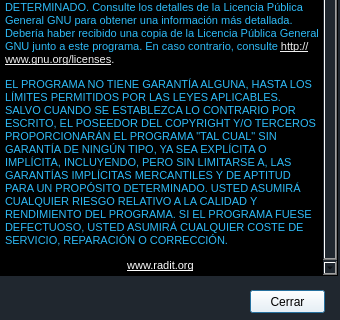
This is src/FrmAcercaDe.ui in achi6000/radit as Qt 5 draws it before an edit; both pictures show x 0 to 340 and y 180 to 500 of the 340 by 500 pixel window. The edited form follows.
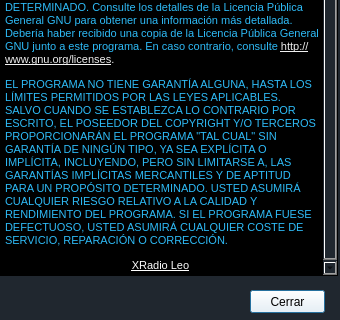
This is the edited form. Icons and pictures are not drawn.

Commit message: Remove Radit website link from About dialog

```diff
--- a/src/FrmAcercaDe.ui
+++ b/src/FrmAcercaDe.ui
@@ -76,7 +76,7 @@
 &lt;p style=&quot; margin-top:12px; margin-bottom:12px; margin-left:0px; margin-right:0px; -qt-block-indent:0; text-indent:0px;&quot;&gt;&lt;span style=&quot; font-size:8pt; font-weight:600;&quot;&gt;Copyright (C) 2010 Victor Algaba &lt;/span&gt;&lt;/p&gt;
 &lt;p style=&quot; margin-top:12px; margin-bottom:12px; margin-left:0px; margin-right:0px; -qt-block-indent:0; text-indent:0px;&quot;&gt;&lt;span style=&quot; font-size:8pt;&quot;&gt;Este programa es software libre: usted puede redistribuirlo y/o modificarlo bajo los términos de la Licencia Pública General GNU publicada por la Fundación para el Software Libre, ya sea la versión 3 de la Licencia, o (a su elección) cualquier versión posterior. Este programa se distribuye con la esperanza de que sea útil, pero SIN GARANTÍA ALGUNA; ni siquiera la garantía implícita MERCANTIL o de APTITUD PARA UN PROPÓSITO DETERMINADO. Consulte los detalles de la Licencia Pública General GNU para obtener una información más detallada. Debería haber recibido una copia de la Licencia Pública General GNU junto a este programa. En caso contrario, consulte &lt;/span&gt;&lt;a href=&quot;http://www.gnu.org/licenses/&quot;&gt;&lt;span style=&quot; font-size:8pt; text-decoration: underline; color:#f0f0f0;&quot;&gt;http://www.gnu.org/licenses&lt;/span&gt;&lt;/a&gt;&lt;span style=&quot; font-size:8pt; color:#f0f0f0;&quot;&gt;.&lt;/span&gt;&lt;/p&gt;
 &lt;p style=&quot; margin-top:12px; margin-bottom:12px; margin-left:0px; margin-right:0px; -qt-block-indent:0; text-indent:0px;&quot;&gt;&lt;span style=&quot; font-size:8pt;&quot;&gt;EL PROGRAMA NO TIENE GARANTÍA ALGUNA, HASTA LOS LÍMITES PERMITIDOS POR LAS LEYES APLICABLES. SALVO CUANDO SE ESTABLEZCA LO CONTRARIO POR ESCRITO, EL POSEEDOR DEL COPYRIGHT Y/O TERCEROS PROPORCIONARÁN EL PROGRAMA &amp;quot;TAL CUAL&amp;quot; SIN GARANTÍA DE NINGÚN TIPO, YA SEA EXPLÍCITA O IMPLÍCITA, INCLUYENDO, PERO SIN LIMITARSE A, LAS GARANTÍAS IMPLÍCITAS MERCANTILES Y DE APTITUD PARA UN PROPÓSITO DETERMINADO. USTED ASUMIRÁ CUALQUIER RIESGO RELATIVO A LA CALIDAD Y RENDIMIENTO DEL PROGRAMA. SI EL PROGRAMA FUESE DEFECTUOSO, USTED ASUMIRÁ CUALQUIER COSTE DE SERVICIO, REPARACIÓN O CORRECCIÓN. &lt;/span&gt;&lt;/p&gt;
-&lt;p align=&quot;center&quot; style=&quot; margin-top:12px; margin-bottom:12px; margin-left:0px; margin-right:0px; -qt-block-indent:0; text-indent:0px;&quot;&gt;&lt;a href=&quot;http://www.radit.org&quot;&gt;&lt;span style=&quot; font-size:8pt; text-decoration: underline; color:#ffffff;&quot;&gt;www.radit.org&lt;/span&gt;&lt;/a&gt;&lt;span style=&quot; font-size:8pt; color:#ffffff;&quot;&gt; &lt;/span&gt;&lt;/p&gt;&lt;/body&gt;&lt;/html&gt;</string>
+&lt;p align=&quot;center&quot; style=&quot; margin-top:12px; margin-bottom:12px; margin-left:0px; margin-right:0px; -qt-block-indent:0; text-indent:0px;&quot;&gt;&lt;a href=&quot;https://github.com/achi6000/radit&quot;&gt;&lt;span style=&quot; font-size:8pt; text-decoration: underline; color:#ffffff;&quot;&gt;XRadio Leo&lt;/span&gt;&lt;/a&gt;&lt;span style=&quot; font-size:8pt; color:#ffffff;&quot;&gt; &lt;/span&gt;&lt;/p&gt;&lt;/body&gt;&lt;/html&gt;</string>
    </property>
    <property name="openExternalLinks">
     <bool>true</bool>
```
